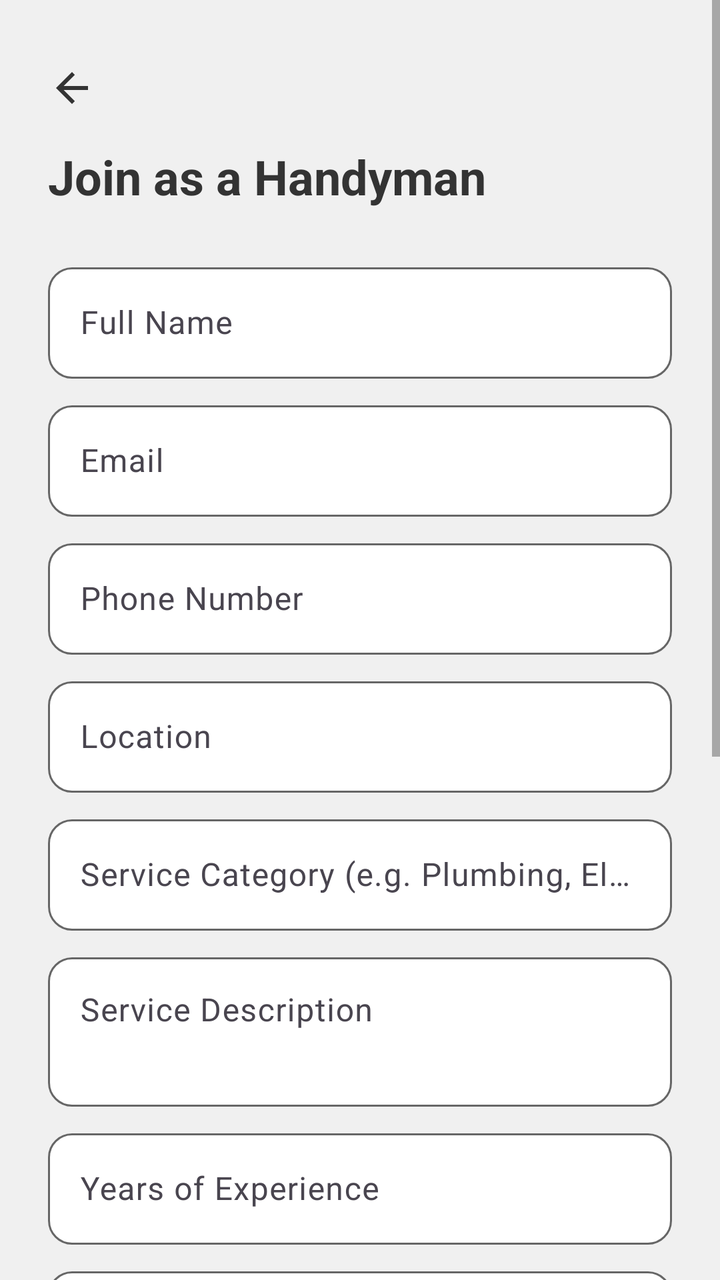
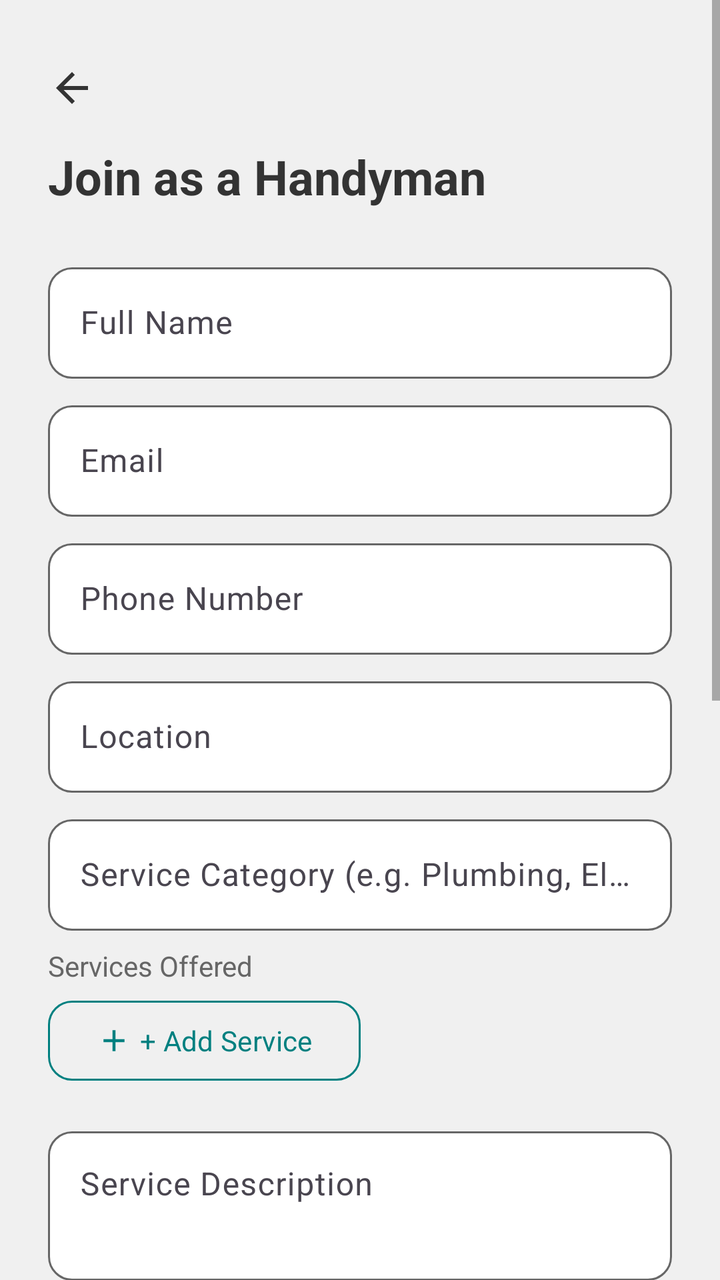

The first picture is an Android layout as it rendered before a commit; the second is the same layout after the commit. The layout source and the unified diff follow.
<!-- AndroidManifest.xml: application theme Theme.HandyProject -->
<!-- res/layout/activity_handyman_registration.xml -->
<?xml version="1.0" encoding="utf-8"?>
<ScrollView xmlns:android="http://schemas.android.com/apk/res/android"
    xmlns:app="http://schemas.android.com/apk/res-auto"
    xmlns:tools="http://schemas.android.com/tools"
    android:layout_width="match_parent"
    android:layout_height="match_parent"
    android:background="@color/colorBackground"
    android:fillViewport="true"
    tools:context=".HandymanRegistration">

    <LinearLayout
        android:layout_width="match_parent"
        android:layout_height="wrap_content"
        android:orientation="vertical"
        android:paddingEnd="@dimen/padding_large"
        android:paddingBottom="@dimen/padding_large">

        <ImageButton
            android:id="@+id/btnBack"
            android:layout_width="@dimen/back_button_size"
            android:layout_height="@dimen/back_button_size"
            android:layout_marginStart="@dimen/padding_standard"
            android:layout_marginTop="@dimen/padding_large"
            android:background="@android:color/transparent"
            android:contentDescription="Back"
            android:src="@drawable/ic_arrow_back" />

        <TextView
            android:layout_width="wrap_content"
            android:layout_height="wrap_content"
            android:layout_marginStart="@dimen/padding_large"
            android:layout_marginTop="@dimen/padding_small"
            android:layout_marginBottom="@dimen/padding_large"
            android:fontFamily="sans-serif"
            android:text="Join as a Handyman"
            android:textColor="@color/colorTextPrimary"
            android:textSize="@dimen/text_size_heading"
            android:textStyle="bold" />

        <com.google.android.material.textfield.TextInputLayout
            android:id="@+id/tilFullName"
            style="@style/Widget.HandyProject.TextInputLayout"
            android:layout_marginStart="@dimen/padding_large"
            android:layout_marginBottom="@dimen/padding_small"
            android:hint="Full Name">
            <com.google.android.material.textfield.TextInputEditText
                android:id="@+id/FullNameEditTextText"
                android:layout_width="match_parent"
                android:layout_height="wrap_content"
                android:inputType="textPersonName"
                android:maxLines="1" />
        </com.google.android.material.textfield.TextInputLayout>

        <com.google.android.material.textfield.TextInputLayout
            android:id="@+id/tilEmail"
            style="@style/Widget.HandyProject.TextInputLayout"
            android:layout_marginStart="@dimen/padding_large"
            android:layout_marginBottom="@dimen/padding_small"
            android:hint="Email">
            <com.google.android.material.textfield.TextInputEditText
                android:id="@+id/editTextTextEmailAddress"
                android:layout_width="match_parent"
                android:layout_height="wrap_content"
                android:inputType="textEmailAddress"
                android:maxLines="1" />
        </com.google.android.material.textfield.TextInputLayout>

        <com.google.android.material.textfield.TextInputLayout
            android:id="@+id/tilPhone"
            style="@style/Widget.HandyProject.TextInputLayout"
            android:layout_marginStart="@dimen/padding_large"
            android:layout_marginBottom="@dimen/padding_small"
            android:hint="Phone Number">
            <com.google.android.material.textfield.TextInputEditText
                android:id="@+id/PhoneNumberEditText"
                android:layout_width="match_parent"
                android:layout_height="wrap_content"
                android:inputType="phone"
                android:maxLines="1" />
        </com.google.android.material.textfield.TextInputLayout>

        <com.google.android.material.textfield.TextInputLayout
            android:id="@+id/tilLocation"
            style="@style/Widget.HandyProject.TextInputLayout"
            android:layout_marginStart="@dimen/padding_large"
            android:layout_marginBottom="@dimen/padding_small"
            android:hint="Location">
            <com.google.android.material.textfield.TextInputEditText
                android:id="@+id/LocationEditTextText"
                android:layout_width="match_parent"
                android:layout_height="wrap_content"
                android:inputType="text"
                android:maxLines="1" />
        </com.google.android.material.textfield.TextInputLayout>

        <com.google.android.material.textfield.TextInputLayout
            android:id="@+id/tilServiceCategory"
            style="@style/Widget.HandyProject.TextInputLayout"
            android:layout_marginStart="@dimen/padding_large"
            android:layout_marginBottom="@dimen/padding_small"
            android:hint="Service Category (e.g. Plumbing, Electrical)">
            <com.google.android.material.textfield.TextInputEditText
                android:id="@+id/ServiceEditTextText"
                android:layout_width="match_parent"
                android:layout_height="wrap_content"
                android:inputType="text"
                android:maxLines="1" />
        </com.google.android.material.textfield.TextInputLayout>

        <com.google.android.material.textfield.TextInputLayout
            android:id="@+id/tilServiceDescription"
            style="@style/Widget.HandyProject.TextInputLayout"
            android:layout_marginStart="@dimen/padding_large"
            android:layout_marginBottom="@dimen/padding_small"
            android:hint="Service Description">
            <com.google.android.material.textfield.TextInputEditText
                android:id="@+id/ServiceDescriptionEditText"
                android:layout_width="match_parent"
                android:layout_height="wrap_content"
                android:gravity="top"
                android:inputType="textMultiLine"
                android:maxLines="4"
                android:minLines="2" />
        </com.google.android.material.textfield.TextInputLayout>

        <com.google.android.material.textfield.TextInputLayout
            android:id="@+id/tilYearsExperience"
            style="@style/Widget.HandyProject.TextInputLayout"
            android:layout_marginStart="@dimen/padding_large"
            android:layout_marginBottom="@dimen/padding_small"
            android:hint="Years of Experience">
            <com.google.android.material.textfield.TextInputEditText
                android:id="@+id/YearsExperienceEditText"
                android:layout_width="match_parent"
                android:layout_height="wrap_content"
                android:inputType="number"
                android:maxLines="1" />
        </com.google.android.material.textfield.TextInputLayout>

        <com.google.android.material.textfield.TextInputLayout
            android:id="@+id/tilHourlyRate"
            style="@style/Widget.HandyProject.TextInputLayout"
            android:layout_marginStart="@dimen/padding_large"
            android:layout_marginBottom="@dimen/padding_small"
            android:hint="Hourly Rate"
            app:prefixText="£">
            <com.google.android.material.textfield.TextInputEditText
                android:id="@+id/PricePerHourEditTextNumberDecimal"
                android:layout_width="match_parent"
                android:layout_height="wrap_content"
                android:inputType="numberDecimal"
                android:maxLines="1" />
        </com.google.android.material.textfield.TextInputLayout>

        <com.google.android.material.textfield.TextInputLayout
            android:id="@+id/tilBio"
            style="@style/Widget.HandyProject.TextInputLayout"
            android:layout_marginStart="@dimen/padding_large"
            android:layout_marginBottom="@dimen/padding_small"
            android:hint="Bio (Optional)">
            <com.google.android.material.textfield.TextInputEditText
                android:id="@+id/BioEditText"
                android:layout_width="match_parent"
                android:layout_height="wrap_content"
                android:gravity="top"
                android:inputType="textMultiLine"
                android:maxLines="4"
                android:minLines="2" />
        </com.google.android.material.textfield.TextInputLayout>

        <com.google.android.material.textfield.TextInputLayout
            android:id="@+id/tilResponseTime"
            style="@style/Widget.HandyProject.TextInputLayout.ExposedDropdownMenu"
            android:layout_marginStart="@dimen/padding_large"
            android:layout_marginBottom="@dimen/padding_small"
            android:hint="Typical Response Time">
            <com.google.android.material.textfield.MaterialAutoCompleteTextView
                android:id="@+id/ResponseTimeAutoCompleteTextView"
                android:layout_width="match_parent"
                android:layout_height="wrap_content"
                android:inputType="none" />
        </com.google.android.material.textfield.TextInputLayout>

        <com.google.android.material.textfield.TextInputLayout
            android:id="@+id/tilPassword"
            style="@style/Widget.HandyProject.TextInputLayout"
            android:layout_marginStart="@dimen/padding_large"
            android:layout_marginBottom="@dimen/padding_small"
            android:hint="Password"
            app:endIconMode="password_toggle">
            <com.google.android.material.textfield.TextInputEditText
                android:id="@+id/editTextTextPassword"
                android:layout_width="match_parent"
                android:layout_height="wrap_content"
                android:inputType="textPassword"
                android:maxLines="1" />
        </com.google.android.material.textfield.TextInputLayout>

        <com.google.android.material.textfield.TextInputLayout
            android:id="@+id/tilConfirmPassword"
            style="@style/Widget.HandyProject.TextInputLayout"
            android:layout_marginStart="@dimen/padding_large"
            android:layout_marginBottom="@dimen/padding_large"
            android:hint="Confirm Password"
            app:endIconMode="password_toggle">
            <com.google.android.material.textfield.TextInputEditText
                android:id="@+id/ConfirmPasswordEditText"
                android:layout_width="match_parent"
                android:layout_height="wrap_content"
                android:inputType="textPassword"
                android:maxLines="1" />
        </com.google.android.material.textfield.TextInputLayout>

        <com.google.android.material.button.MaterialButton
            android:id="@+id/button"
            style="@style/Widget.HandyProject.Button.Primary"
            android:layout_marginStart="@dimen/padding_large"
            android:text="Join as Handyman" />

    </LinearLayout>
</ScrollView>
<!-- resources referenced by this layout -->
<resources>
  <color name="colorBackground">#F0F0F0</color>
  <color name="colorTextPrimary">#333333</color>
  <dimen name="back_button_size">40dp</dimen>
  <dimen name="padding_large">24dp</dimen>
  <dimen name="padding_small">8dp</dimen>
  <dimen name="padding_standard">16dp</dimen>
  <dimen name="text_size_heading">24sp</dimen>
  <!-- drawable ic_arrow_back (drawable) -->
  <?xml version="1.0" encoding="utf-8"?>
  <vector xmlns:android="http://schemas.android.com/apk/res/android"
      android:width="24dp"
      android:height="24dp"
      android:viewportWidth="24"
      android:viewportHeight="24">
      <path
          android:fillColor="@color/colorTextPrimary"
          android:pathData="M20,11H7.83l5.59,-5.59L12,4l-8,8 8,8 1.41,-1.41L7.83,13H20v-2z" />
  </vector>
  <style name="Widget.HandyProject.TextInputLayout" parent="Widget.Material3.TextInputLayout.OutlinedBox">
          <item name="android:layout_width">match_parent</item>
          <item name="android:layout_height">wrap_content</item>
          <item name="boxBackgroundColor">@color/colorCardBackground</item>
          <item name="boxStrokeColor">@color/input_stroke_color</item>
          <item name="hintTextColor">@color/colorTextSecondary</item>
          <item name="shapeAppearance">@style/ShapeAppearance.HandyProject.Rounded</item>
      </style>
  <style name="Widget.HandyProject.TextInputLayout.ExposedDropdownMenu" parent="Widget.Material3.TextInputLayout.OutlinedBox.ExposedDropdownMenu">
          <item name="android:layout_width">match_parent</item>
          <item name="android:layout_height">wrap_content</item>
          <item name="boxBackgroundColor">@color/colorCardBackground</item>
          <item name="boxStrokeColor">@color/input_stroke_color</item>
          <item name="hintTextColor">@color/colorTextSecondary</item>
          <item name="shapeAppearance">@style/ShapeAppearance.HandyProject.Rounded</item>
      </style>
  <style name="Theme.HandyProject" parent="Base.Theme.HandyProject" />
  <color name="white">#FFFFFFFF</color>
  <dimen name="text_size_body">14sp</dimen>
  <color name="colorPrimary">#008080</color>
  <dimen name="corner_radius">12dp</dimen>
  <style name="ShapeAppearance.HandyProject.Rounded" parent="ShapeAppearance.Material3.Corner.Full">
          <item name="cornerFamily">rounded</item>
          <item name="cornerSize">@dimen/corner_radius</item>
      </style>
  <color name="colorCardBackground">#FFFFFF</color>
  <color name="colorTextSecondary">#666666</color>
  <color name="colorPrimaryDark">#006666</color>
  <color name="colorAccent">#008080</color>
  <color name="colorError">#F44336</color>
  <!-- unchanged entries left out for length: 2 -->
</resources>

<!-- the commit's change to res/layout/activity_handyman_registration.xml (unified diff, before → after) -->
@@ -107,6 +107,34 @@
                 android:maxLines="1" />
         </com.google.android.material.textfield.TextInputLayout>
 
+        <TextView
+            android:layout_width="wrap_content"
+            android:layout_height="wrap_content"
+            android:layout_marginStart="@dimen/padding_large"
+            android:layout_marginBottom="@dimen/padding_xsmall"
+            android:text="Services Offered"
+            android:textSize="@dimen/text_size_body"
+            android:textColor="@color/colorTextSecondary"
+            android:fontFamily="sans-serif"/>
+
+        <LinearLayout
+            android:id="@+id/llServicesContainer"
+            android:layout_width="match_parent"
+            android:layout_height="wrap_content"
+            android:layout_marginStart="@dimen/padding_large"
+            android:orientation="vertical"/>
+
+        <com.google.android.material.button.MaterialButton
+            android:id="@+id/btnAddService"
+            style="@style/Widget.HandyProject.Button.Secondary"
+            android:layout_width="wrap_content"
+            android:layout_height="@dimen/button_height"
+            android:layout_marginStart="@dimen/padding_large"
+            android:layout_marginBottom="@dimen/padding_standard"
+            android:text="+ Add Service"
+            app:icon="@drawable/ic_add"
+            app:iconTint="@color/colorPrimary"/>
+
         <com.google.android.material.textfield.TextInputLayout
             android:id="@+id/tilServiceDescription"
             style="@style/Widget.HandyProject.TextInputLayout"
<!-- resource entries referenced after the edit -->
@@ -3,10 +3,23 @@
   <color name="colorBackground">#F0F0F0</color>
   <color name="colorTextPrimary">#333333</color>
   <dimen name="back_button_size">40dp</dimen>
+  <dimen name="button_height">48dp</dimen>
   <dimen name="padding_large">24dp</dimen>
   <dimen name="padding_small">8dp</dimen>
   <dimen name="padding_standard">16dp</dimen>
+  <dimen name="padding_xsmall">4dp</dimen>
   <dimen name="text_size_heading">24sp</dimen>
+  <!-- drawable ic_add (drawable) -->
+  <?xml version="1.0" encoding="utf-8"?>
+  <vector xmlns:android="http://schemas.android.com/apk/res/android"
+      android:width="@dimen/icon_size"
+      android:height="@dimen/icon_size"
+      android:viewportWidth="24"
+      android:viewportHeight="24">
+      <path
+          android:fillColor="@color/white"
+          android:pathData="M19,13h-6v6h-2v-6H5v-2h6V5h2v6h6v2z" />
+  </vector>
   <!-- drawable ic_arrow_back (drawable) -->
   <?xml version="1.0" encoding="utf-8"?>
   <vector xmlns:android="http://schemas.android.com/apk/res/android"
@@ -18,6 +31,17 @@
           android:fillColor="@color/colorTextPrimary"
           android:pathData="M20,11H7.83l5.59,-5.59L12,4l-8,8 8,8 1.41,-1.41L7.83,13H20v-2z" />
   </vector>
+  <style name="Widget.HandyProject.Button.Secondary" parent="Widget.Material3.Button.OutlinedButton">
+          <item name="android:layout_width">match_parent</item>
+          <item name="android:layout_height">48dp</item>
+          <item name="android:minHeight">48dp</item>
+          <item name="android:textColor">@color/colorPrimary</item>
+          <item name="android:textSize">@dimen/text_size_body</item>
+          <item name="android:fontFamily">sans-serif</item>
+          <item name="strokeColor">@color/colorPrimary</item>
+          <item name="cornerRadius">@dimen/corner_radius</item>
+          <item name="shapeAppearance">@style/ShapeAppearance.HandyProject.Rounded</item>
+      </style>
   <style name="Widget.HandyProject.TextInputLayout" parent="Widget.Material3.TextInputLayout.OutlinedBox">
           <item name="android:layout_width">match_parent</item>
           <item name="android:layout_height">wrap_content</item>
@@ -35,6 +59,7 @@
           <item name="shapeAppearance">@style/ShapeAppearance.HandyProject.Rounded</item>
       </style>
   <style name="Theme.HandyProject" parent="Base.Theme.HandyProject" />
+  <dimen name="icon_size">24dp</dimen>
   <color name="white">#FFFFFFFF</color>
   <dimen name="text_size_body">14sp</dimen>
   <color name="colorPrimary">#008080</color>
